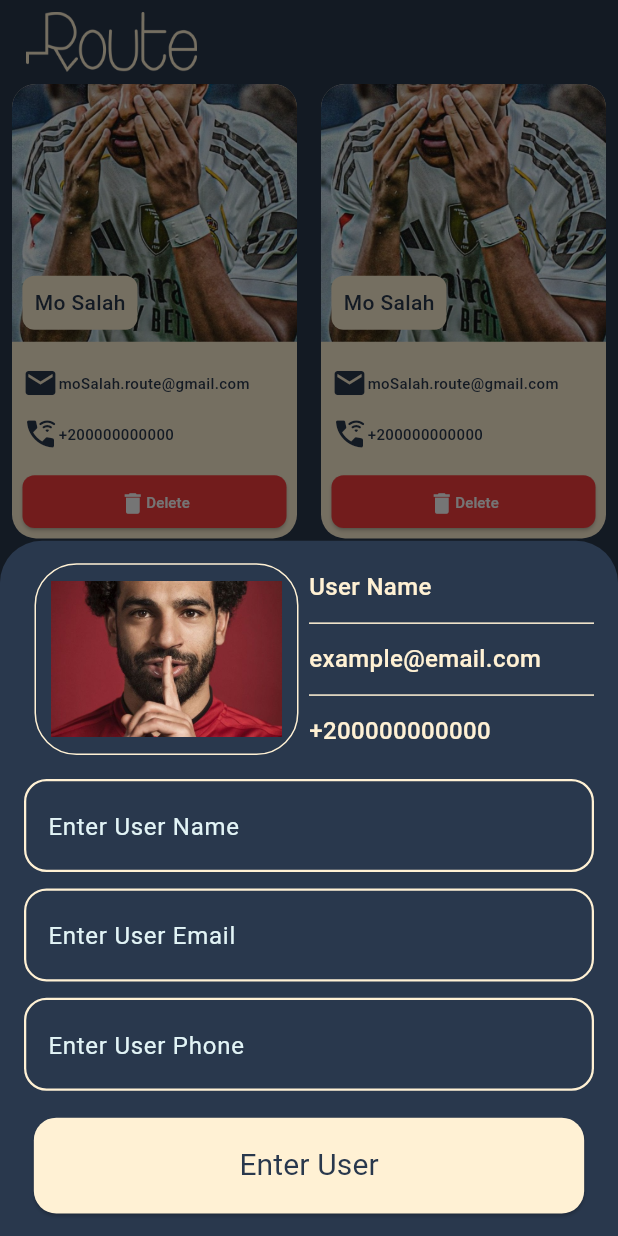
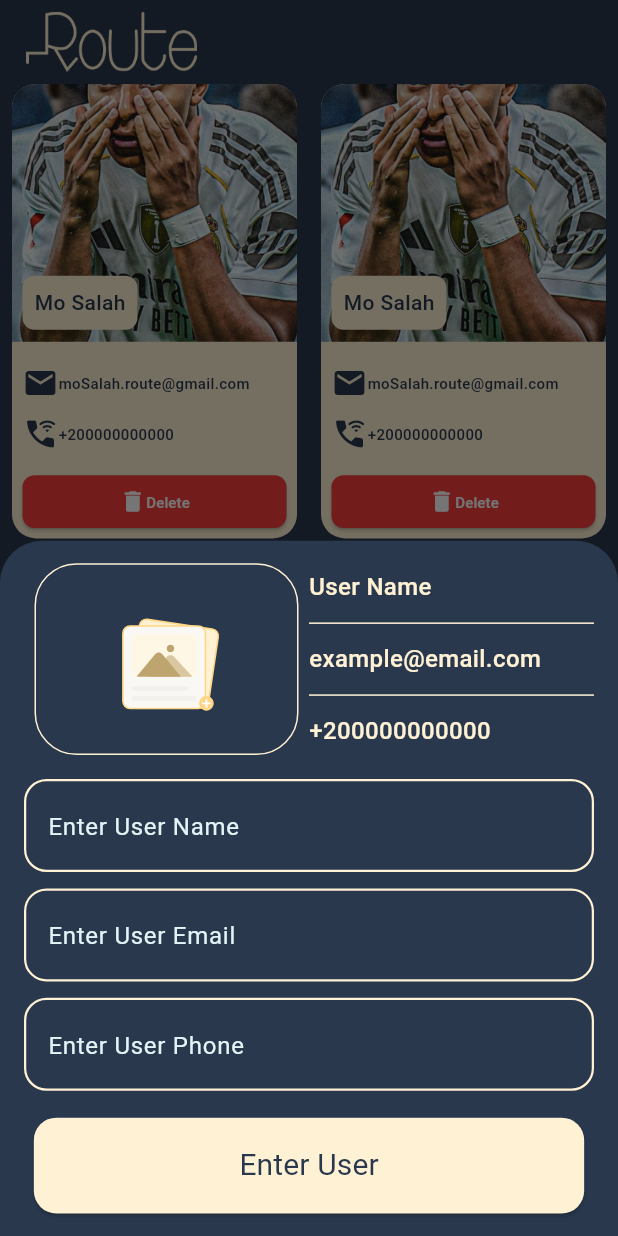
Before and after one commit to Ziad112002/contact_app, a Flutter app: the screen it shows after launch, after a tap on the "add" icon, on a phone screen of 412 x 824 dp. Run offline on Flutter 3.47's test engine with Material 3 defaults, Android fonts, the phone set to English and light mode, and no system bars; our stand-ins replace hive, hive_flutter, image_picker, lottie; accounts and stored records are empty.

Commit message:
pick image from gallery and show in the modal bottom sheet and remove padding from elevated button

```diff
--- a/lib/widgets/add_contact.dart
+++ b/lib/widgets/add_contact.dart
@@ -1,7 +1,10 @@
+import 'dart:io';
+
 import 'package:contact/styles/app_assets.dart';
 import 'package:contact/styles/app_colors.dart';
 import 'package:contact/styles/app_text_style.dart';
 import 'package:flutter/material.dart';
+import 'package:image_picker/image_picker.dart';
 import 'package:lottie/lottie.dart';
 
 import 'contact_text_field.dart';
@@ -18,6 +21,8 @@ class _AddContactState extends State<AddContact> {
   final GlobalKey<FormState> formKey = GlobalKey();
   AutovalidateMode autoValidateMode = AutovalidateMode.disabled;
   String? name, email, phoneNumber;
+  final ImagePicker picker = ImagePicker();
+  File? selectedImage;
   @override
   Widget build(BuildContext context) {
     return Form(
@@ -32,6 +37,15 @@ class _AddContactState extends State<AddContact> {
               child: Row(
                 children: [
                   Expanded(
+                    child: InkWell(
+                      onTap: () async {
+                        final image = await pickImage();
+                        if (image != null) {
+                          setState(() {
+                            selectedImage = image;
+                          });
+                        }
+                      },
                       child: Container(
                         margin: EdgeInsets.symmetric(horizontal: 7),
                         padding: EdgeInsets.symmetric(
@@ -39,13 +53,22 @@ class _AddContactState extends State<AddContact> {
                           vertical: 11,
                         ),
                         decoration: BoxDecoration(
-                        border: BoxBorder.all(width: 1, color: AppColors.gold),
+                          border: BoxBorder.all(
+                            width: 1,
+                            color: AppColors.gold,
+                          ),
                           borderRadius: BorderRadius.circular(28),
+                          image: selectedImage != null
+                              ? DecorationImage(
+                                  image: FileImage(selectedImage!),
+                                  fit: BoxFit.cover,
+                                )
+                              : null,
                         ),
-                      child: Image.asset(
-                        AppAssets.moPhoto,
-                        fit: BoxFit.cover,
-                      ), //Lottie.asset(AppAssets.imagePickerAnimation),
+                        child: selectedImage == null
+                            ? Lottie.asset(AppAssets.imagePickerAnimation)
+                            : null,
+                      ),
                     ),
                   ),
                   Expanded(
@@ -142,4 +165,10 @@ class _AddContactState extends State<AddContact> {
       child: Text("Enter User", style: AppTextStyle.darkBlue20Regular),
     );
   }
+
+  Future<File?> pickImage() async {
+    final XFile? image = await picker.pickImage(source: ImageSource.gallery);
+    if (image == null) return null;
+    return File(image.path);
   }
+}
--- a/lib/widgets/contact_info.dart
+++ b/lib/widgets/contact_info.dart
@@ -9,7 +9,6 @@ class ContactInfo extends StatelessWidget {
   @override
   Widget build(BuildContext context) {
     return Container(
-
       margin: EdgeInsets.symmetric(horizontal: 8),
       decoration: BoxDecoration(
         color: AppColors.gold,
@@ -17,8 +16,7 @@ class ContactInfo extends StatelessWidget {
       ),
       child: Column(
         children: [
-          Expanded(
-              flex:7,child: buildContactImage()),
+          Expanded(flex: 7, child: buildContactImage()),
           SizedBox(height: 15),
           Expanded(
             child: buildInfoRow(
@@ -36,8 +34,7 @@ class ContactInfo extends StatelessWidget {
           ),
           SizedBox(height: 8),
 
-          Expanded(flex:2,child: buildDeleteButton()),
-
+          Expanded(flex: 2, child: buildDeleteButton()),
         ],
       ),
     );
@@ -47,7 +44,6 @@ class ContactInfo extends StatelessWidget {
     return Stack(
       children: [
         Container(
-
           decoration: BoxDecoration(
             borderRadius: BorderRadius.only(
               topRight: Radius.circular(16),
@@ -89,7 +85,7 @@ class ContactInfo extends StatelessWidget {
 
   Widget buildDeleteButton() {
     return Padding(
-      padding: const EdgeInsets.symmetric(horizontal:  7,vertical: 7),
+      padding: const EdgeInsets.symmetric(horizontal: 7, vertical: 7),
       child: ElevatedButton(
         onPressed: () {},
         style: ButtonStyle(
@@ -98,9 +94,6 @@ class ContactInfo extends StatelessWidget {
             RoundedRectangleBorder(
               borderRadius: BorderRadiusGeometry.circular(8),
             ),
-          ),
-          padding: WidgetStatePropertyAll(
-            EdgeInsets.symmetric(horizontal: 56, vertical: 9.5),
           ),
         ),
         child: Row(
```
Lines whose indentation alone changed are shown as unchanged.
